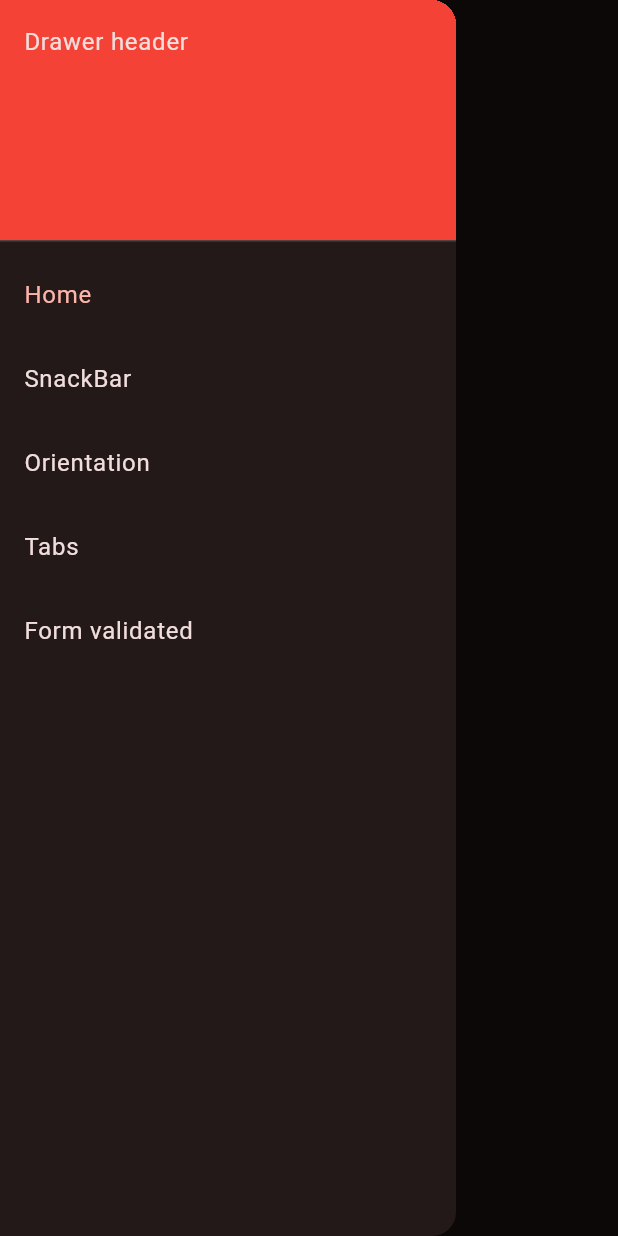
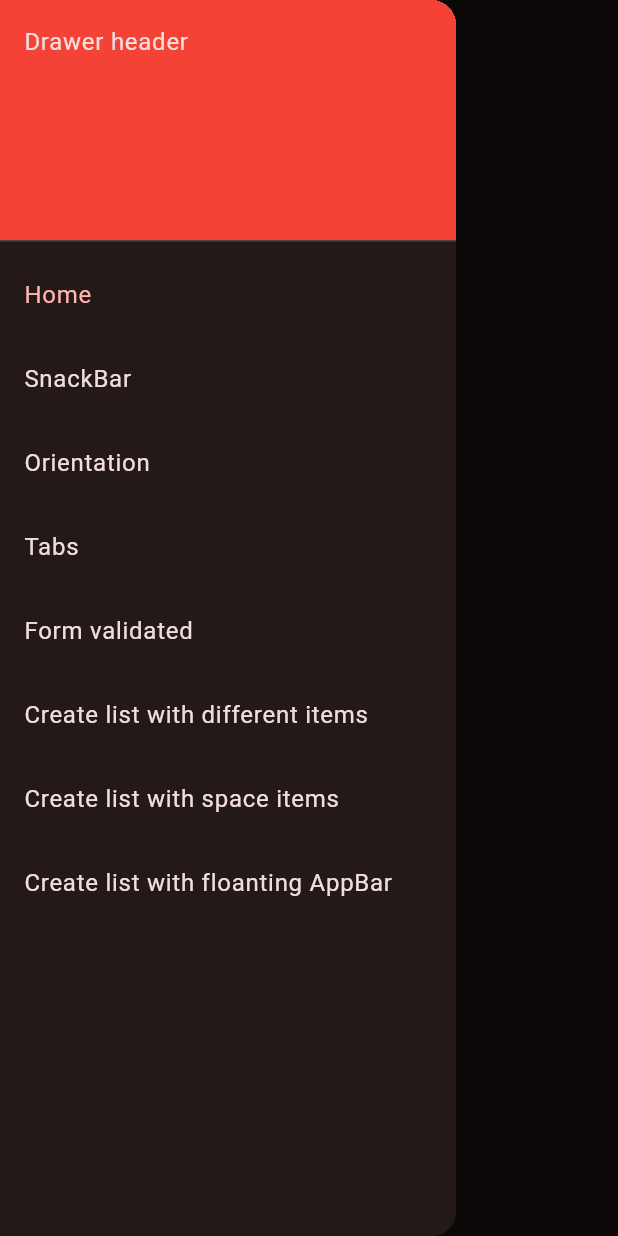
Before and after one commit to MiguelMoo/Flutter_Curso, a Flutter app: the screen it shows after launch, with the side drawer open, on a phone screen of 412 x 824 dp. Run offline on Flutter 3.47's test engine with Material 3 defaults, Android fonts, the phone set to English and light mode, and no system bars; our stand-ins replace google_fonts.

```diff
--- a/lib/Form/Form_with_validation.dart
+++ b/lib/Form/Form_with_validation.dart
@@ -1,10 +1,4 @@
 import 'package:flutter/material.dart';
-
-void main() {
-  runApp(MaterialApp(
-    home: FormValidationApp(),
-  ));
-}
 
 class FormValidationApp extends StatefulWidget {
   const FormValidationApp({Key? key}) : super(key: key);
--- /dev/null
+++ b/lib/list/create_list_with_diffrent_types_of_items.dart
@@ -0,0 +1,67 @@
+import 'package:flutter/material.dart';
+
+class Create_list_differents_item extends StatelessWidget {
+  final List<ListItem> items;
+
+  const Create_list_differents_item({super.key, required this.items});
+
+  @override
+  Widget build(BuildContext context) {
+    const title = 'Mixed List';
+
+    return MaterialApp(
+      title: title,
+      home: Scaffold(
+        appBar: AppBar(
+          title: const Text(title),
+        ),
+        body: ListView.builder(
+          itemCount: items.length,
+          itemBuilder: (context, index) {
+            final item = items[index];
+
+            return ListTile(
+              title: item.buildTitle(context),
+              subtitle: item.buildSubtitle(context),
+            );
+          },
+        ),
+      ),
+    );
+  }
+}
+
+abstract class ListItem {
+  Widget buildTitle(BuildContext context);
+  Widget buildSubtitle(BuildContext context);
+}
+
+class HeadingItem implements ListItem {
+  final String heading;
+
+  HeadingItem(this.heading);
+
+  @override
+  Widget buildTitle(BuildContext context) {
+    return Text(
+      heading,
+      style: Theme.of(context).textTheme.headlineSmall,
+    );
+  }
+
+  @override
+  Widget buildSubtitle(BuildContext context) => const SizedBox.shrink();
+}
+
+class MessageItem implements ListItem {
+  final String sender;
+  final String body;
+
+  MessageItem(this.sender, this.body);
+
+  @override
+  Widget buildTitle(BuildContext context) => Text(sender);
+
+  @override
+  Widget buildSubtitle(BuildContext context) => Text(body);
+}
--- a/lib/main.dart
+++ b/lib/main.dart
@@ -1,11 +1,13 @@
-import 'dart:io';
 
 import 'package:flutter/material.dart';
 import 'package:google_fonts/google_fonts.dart';
+import 'package:prueba/list/floanting_appbar_above_a_list.dart';
 import 'Form/Form_with_validation.dart';
 import 'Diseño/CreateScaffold.dart';
 import 'Diseño/CreateSnackBar.dart';
 import 'Diseño/CreateTabs.dart';
+import 'list/create_list_with_diffrent_types_of_items.dart';
+import 'list/list_with_space.dart';
 
 void main() => runApp(const Miapp());
 
@@ -19,7 +21,7 @@ class Miapp extends StatelessWidget {
       title: titlea,
       theme: ThemeData(
           colorScheme: ColorScheme.fromSeed(
-              seedColor: Color.fromARGB(255, 248, 8, 20),
+              seedColor:  const Color.fromARGB(255, 248, 8, 20),
               brightness: Brightness.dark),
           textTheme: TextTheme(
               displayLarge: const TextStyle(
@@ -56,6 +58,16 @@ class _MyHomePageState extends State<MyHomePage> {
     () => const OrientationApp(),
     () => const TabsCreate(),
     () => const FormValidationApp(),
+    () => Create_list_differents_item(
+          items: List<ListItem>.generate(
+            1000,
+            (i) => i % 6 == 0
+                ? HeadingItem('Heading $i')
+                : MessageItem('Sender $i', 'Message body $i'),
+          ),
+        ),
+    () => const SpacedItemsList(),
+    () => const FloantingAppbar(),
   ];
 
   void _onItemTapped(int index) {
@@ -117,7 +129,31 @@ class _MyHomePageState extends State<MyHomePage> {
                 _onItemTapped(4);
                 Navigator.pop(context);
               },
-            )
+            ),
+            ListTile(
+              title: const Text('Create list with different items'),
+              selected: _selectedIndex == 5,
+              onTap: () {
+                _onItemTapped(5);
+                Navigator.pop(context);
+              },
+            ),
+            ListTile(
+              title: const Text('Create list with space items'),
+              selected: _selectedIndex == 6,
+              onTap: () {
+                _onItemTapped(6);
+                Navigator.pop(context);
+              },
+            ),
+            ListTile(
+              title: const Text('Create list with floanting AppBar'),
+              selected: _selectedIndex == 7,
+              onTap: () {
+                _onItemTapped(7);
+                Navigator.pop(context);
+              },
+            ),
           ],
         ),
       ),
```
Also changed, not shown: lib/list/floanting_appbar_above_a_list.dart (added, +33 -0 lines), lib/list/list_with_space.dart (added, +55 -0 lines).
